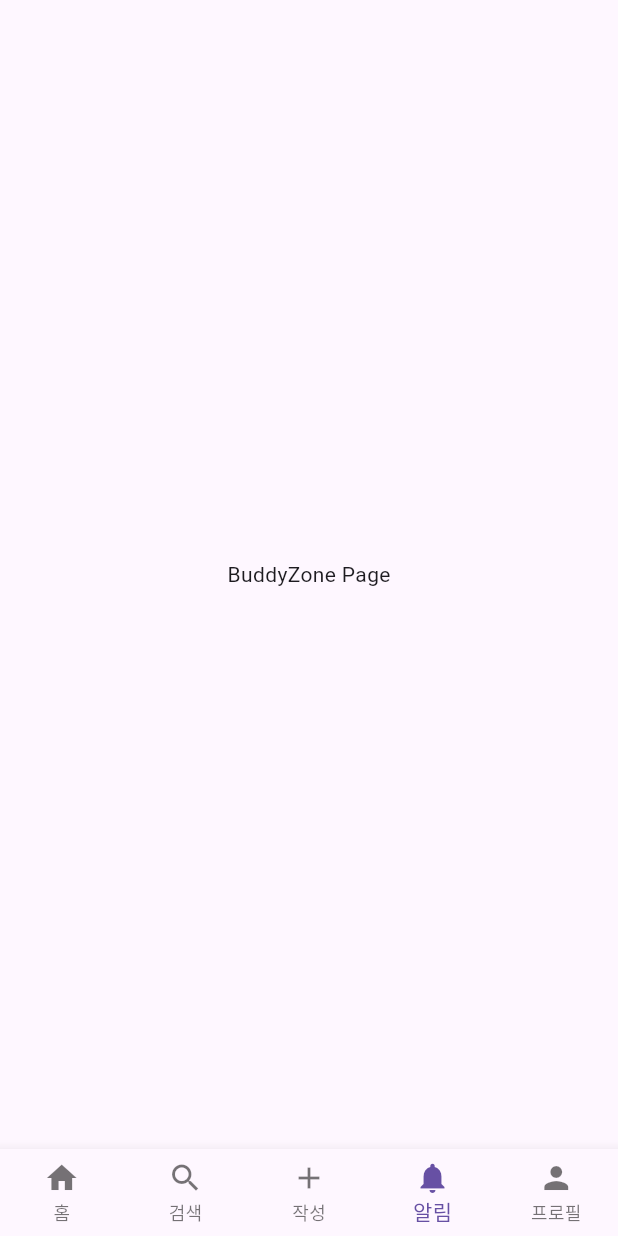
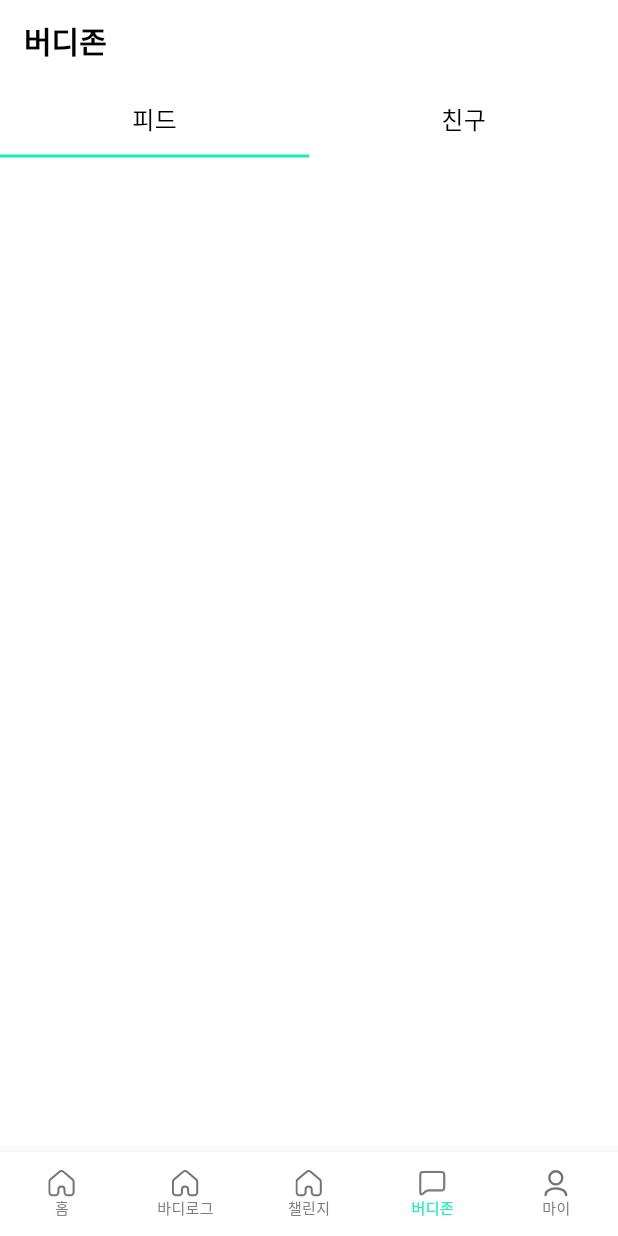
Before and after one commit to soluxAbsolute2025/30th_2_appsolute_bodybuddy_front, a Flutter app: the screen it shows after launch, item 4 of the bottom bar chosen, on a phone screen of 412 x 824 dp. Run offline on Flutter 3.47's test engine with Material 3 defaults, Android fonts, the phone set to English and light mode, and no system bars; our stand-ins replace flutter_svg; Roboto replaces fonts that are missing (Pretendard).

Commit message:
[Feat] BuddyZone 기본 구조 제작 및 탭 구조 설정

```diff
--- a/lib/common/widgets/main_bottom_nav.dart
+++ b/lib/common/widgets/main_bottom_nav.dart
@@ -1,6 +1,6 @@
 // lib/common/widgets/main_bottom_nav.dart
-
 import 'package:flutter/material.dart';
+import 'package:flutter_svg/flutter_svg.dart';
 
 class MainBottomNav extends StatelessWidget {
   final int currentIndex;
@@ -15,16 +15,116 @@ class MainBottomNav extends StatelessWidget {
   @override
   Widget build(BuildContext context) {
     return BottomNavigationBar(
+      backgroundColor: Colors.white,
       currentIndex: currentIndex,
       onTap: onTap,
       type: BottomNavigationBarType.fixed,
-      items: const [
-        BottomNavigationBarItem(icon: Icon(Icons.home), label: '홈'),
-        BottomNavigationBarItem(icon: Icon(Icons.search), label: '검색'),
-        BottomNavigationBarItem(icon: Icon(Icons.add), label: '작성'),
-        BottomNavigationBarItem(icon: Icon(Icons.notifications), label: '알림'),
-        BottomNavigationBarItem(icon: Icon(Icons.person), label: '프로필'),
-      ],
+
+      // 커스텀
+      selectedFontSize: 10.0,
+      unselectedFontSize: 10.0,
+      selectedItemColor: Color(0xFF1AEDB1),
+      unselectedItemColor: Color(0xFF7D7C7C),
+
+      items: _bottomNavItems.map((item) {
+        return BottomNavigationBarItem(
+          icon: SvgPicture.asset(
+            currentIndex == item.index ? item.actIcon : item.inactIcon,
+            width: 18,
+            height: 18,
+          ),
+          label: item.label,
+        );
+      }).toList(),
+      // [
+      //   BottomNavigationBarItem(
+      //     icon: SvgPicture.asset(
+      //       'assets/images/common/home.svg',
+      //       width: 18,
+      //       height: 18,
+      //     ),
+      //     label: '홈',
+      //   ),
+      //   BottomNavigationBarItem(
+      //     icon: SvgPicture.asset(
+      //       'assets/images/common/bodylog.svg',
+      //       width: 18,
+      //       height: 18,
+      //     ),
+      //     label: '바디로그',
+      //   ),
+      //   BottomNavigationBarItem(
+      //     icon: SvgPicture.asset(
+      //       'assets/images/common/challenge.svg',
+      //       width: 16,
+      //       height: 16,
+      //     ),
+      //     label: '챌린지',
+      //   ),
+      //   BottomNavigationBarItem(
+      //     icon: SvgPicture.asset(
+      //       'assets/images/common/buddyzone.svg',
+      //       width: 16,
+      //       height: 16,
+      //     ),
+      //     label: '버디존',
+      //   ),
+      //   BottomNavigationBarItem(
+      //     icon: SvgPicture.asset(
+      //       'assets/images/common/my.svg',
+      //       width: 18,
+      //       height: 18,
+      //     ),
+      //     label: '마이',
+      //   ),
+      // ],
     );
   }
 }
+
+class BottomNavItem {
+  final int index;
+  final String actIcon;
+  final String inactIcon;
+  final String label;
+
+  const BottomNavItem({
+    required this.index,
+    required this.actIcon,
+    required this.inactIcon,
+    required this.label,
+  });
+}
+
+const _bottomNavItems = [
+  BottomNavItem(
+    index: 0,
+    actIcon: 'assets/images/common/act_home.svg',
+    inactIcon: 'assets/images/common/home.svg',
+    label: '홈',
+  ),
+  BottomNavItem(
+    index: 1,
+    actIcon: 'assets/images/common/bodylog.svg',
+    inactIcon: 'assets/images/common/home.svg',
+    label: '바디로그',
+  ),
+  BottomNavItem(
+    index: 2,
+    actIcon: 'assets/images/common/challenge.svg',
+    inactIcon: 'assets/images/common/home.svg',
+    label: '챌린지',
+  ),
+  BottomNavItem(
+    index: 3,
+    actIcon: 'assets/images/common/buddyzone.svg',
+    inactIcon: 'assets/images/common/home.svg',
+    label: '버디존',
+  ),
+  BottomNavItem(
+    index: 4,
+    actIcon: 'assets/images/common/act_my.svg',
+    inactIcon: 'assets/images/common/my.svg',
+    label: '마이',
+  ),
+];
--- a/lib/features/buddyzone/pages/buddyzone_page.dart
+++ b/lib/features/buddyzone/pages/buddyzone_page.dart
@@ -1,14 +1,119 @@
-//예시 페이지 구조
-
 // features/home/pages/home_page.dart
 
 import 'package:flutter/material.dart';
 
-class BuddyZonePage extends StatelessWidget {
+class BuddyZonePage extends StatefulWidget {
   const BuddyZonePage({super.key});
 
   @override
+  State<BuddyZonePage> createState() => _BuddyZoneState();
+}
+
+class _BuddyZoneState extends State<BuddyZonePage> {
+  int _isBuddySelectIndex = 0;
+
+  @override
   Widget build(BuildContext context) {
-    return const Center(child: Text('BuddyZone Page'));
+    return Scaffold(
+      backgroundColor: Colors.white,
+      appBar: AppBar(
+        elevation: 0,
+        backgroundColor: Colors.white,
+        titleSpacing: 0,
+        title: SizedBox(
+          height: 60.0,
+          child: const Padding(
+            padding: EdgeInsets.fromLTRB(16.0, 19.0, 16.0, 17.0),
+            child: Text(
+              '버디존',
+              style: TextStyle(
+                fontFamily: 'Pretendard',
+                fontSize: 20,
+                fontWeight: FontWeight.w600,
+                height: 1.0,
+                color: Colors.black,
+              ),
+            ),
+          ),
+        ),
+      ),
+      body: Column(
+        children: <Widget>[
+          SizedBox(
+            height: 49.0,
+            child: Row(
+              children: [
+                Expanded(
+                  child: GestureDetector(
+                    onTap: () {
+                      setState(() {
+                        _isBuddySelectIndex = 0;
+                      });
+                    },
+                    child: Container(
+                      decoration: BoxDecoration(
+                        color: Colors.white,
+                        border: Border(
+                          bottom: BorderSide(
+                            width: 2.0,
+                            color: _isBuddySelectIndex == 0
+                                ? Color(0xFF1AEDB1)
+                                : Colors.transparent,
+                          ),
+                        ),
+                      ),
+                      child: Center(
+                        child: Text(
+                          '피드',
+                          style: TextStyle(
+                            fontFamily: 'Pretendard',
+                            fontSize: 16,
+                            fontWeight: FontWeight.w500,
+                            color: Colors.black,
+                          ),
+                        ),
+                      ),
+                    ),
+                  ),
+                ),
+                Expanded(
+                  child: GestureDetector(
+                    onTap: () {
+                      setState(() {
+                        _isBuddySelectIndex = 1;
+                      });
+                    },
+                    child: Container(
+                      decoration: BoxDecoration(
+                        color: Colors.white,
+                        border: Border(
+                          bottom: BorderSide(
+                            width: 2.0,
+                            color: _isBuddySelectIndex == 1
+                                ? Color(0xFF1AEDB1)
+                                : Colors.transparent,
+                          ),
+                        ),
+                      ),
+                      child: Center(
+                        child: Text(
+                          '친구',
+                          style: TextStyle(
+                            fontFamily: 'Pretendard',
+                            fontSize: 16,
+                            fontWeight: FontWeight.w500,
+                            color: Colors.black,
+                          ),
+                        ),
+                      ),
+                    ),
+                  ),
+                ),
+              ],
+            ),
+          ),
+        ],
+      ),
+    );
   }
 }
```
Also changed, not shown: asset/image/test.dart (deleted), assets/images/test.dart (added).
